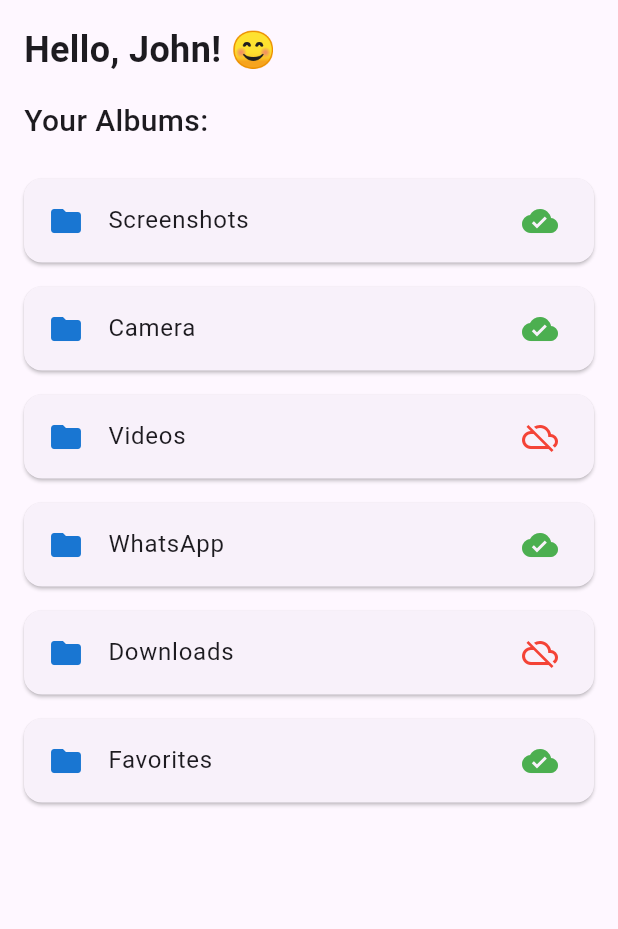
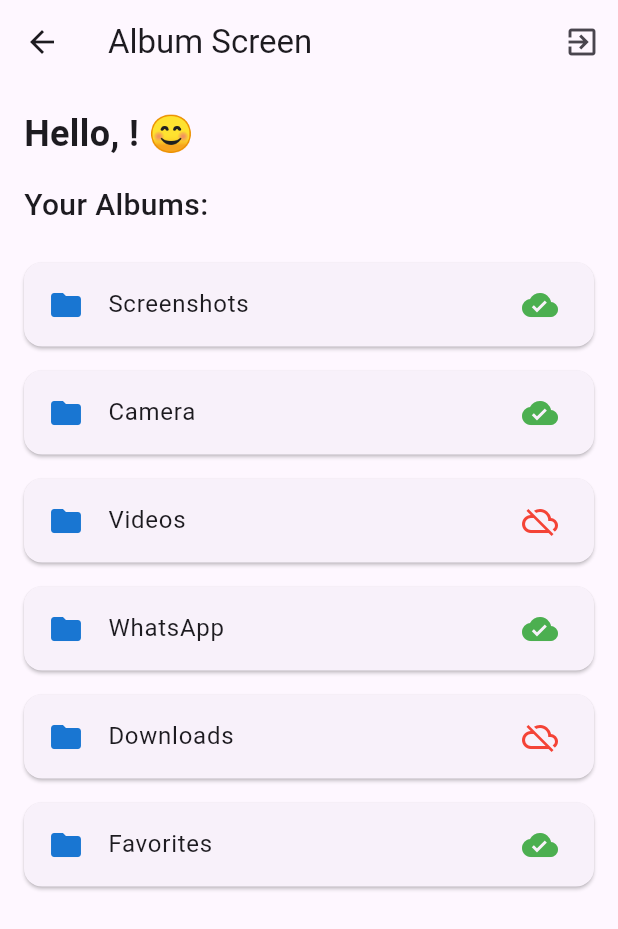
Before and after one commit to joshuawallace25/vividdrivemobileapp, a Flutter app: the AlbumScreen screen opened directly, on a phone screen of 412 x 824 dp. Shown: the top 929 px of the screen. Run offline on Flutter 3.47's test engine with Material 3 defaults, Android fonts, the phone set to English and light mode, and no system bars; our stand-ins replace cloud_firestore, curved_navigation_bar, firebase_auth, firebase_core, get; accounts and stored records are empty.

Commit message:
Album logic

```diff
--- a/lib/main.dart
+++ b/lib/main.dart
@@ -5,7 +5,6 @@ import 'package:vividdrive/screens/SplashScreen/splashscreen.dart';
 import 'package:vividdrive/screens/auth/forgetpassword.dart';
 import 'package:vividdrive/screens/auth/loginScreen.dart';
 import 'package:vividdrive/screens/auth/signup_screen.dart';
-import 'package:vividdrive/screens/auth/verification.dart';
 import 'package:firebase_core/firebase_core.dart';
 import 'firebase_options.dart';
 
@@ -34,7 +33,7 @@ class MyApp extends StatelessWidget {
         '/': (context) => const SplashScreen(),
         '/Signup': (context) =>  SignUpScreen(),
         '/nav': (context) => const Navbar(), // Replace with your home screen
-        '/Verifyscreen': (context) => VerificationScreen(),
+        '/login': (context) => LoginScreen(),
       },
     );
   }
--- a/lib/screens/AlbumScreen/albumscreen.dart
+++ b/lib/screens/AlbumScreen/albumscreen.dart
@@ -1,10 +1,34 @@
 import 'package:flutter/material.dart';
+import 'package:firebase_auth/firebase_auth.dart';
+import 'package:cloud_firestore/cloud_firestore.dart';
+import 'package:get/get.dart';
 import 'package:vividdrive/screens/AlbumScreen/AlbumdetailsScreen.dart';
 
 class AlbumScreen extends StatelessWidget {
+  const AlbumScreen({Key? key}) : super(key: key);
 
+  Future<String> _getUserLastName() async {
+    // Get the current user's UID
+    final User? user = FirebaseAuth.instance.currentUser;
 
-  const AlbumScreen({Key? key, }) : super(key: key);
+    if (user != null) {
+      // Fetch user data from Firestore
+      DocumentSnapshot userDoc = await FirebaseFirestore.instance
+          .collection('users')
+          .doc(user.uid)
+          .get();
+
+      if (userDoc.exists) {
+        // Get the full name and extract the last name
+        String fullName = userDoc['fullName'] ?? '';
+        List<String> nameParts = fullName.split(' ');
+        if (nameParts.length > 1) {
+          return nameParts.last; // Return the last name
+        }
+      }
+    }
+    return ''; // Return empty if no data found
+  }
 
   @override
   Widget build(BuildContext context) {
@@ -19,18 +43,42 @@ class AlbumScreen extends StatelessWidget {
     ];
 
     return Scaffold(
-
+      appBar: AppBar(
+        title: const Text('Album Screen'),
+        actions: [
+          IconButton(
+            icon: const Icon(Icons.exit_to_app),
+            onPressed: () async {
+              // Sign out the user when logout button is pressed
+              await FirebaseAuth.instance.signOut();
+              Get.offAllNamed('/login'); // Navigate back to the login screen
+            },
+          ),
+        ],
+      ),
       body: Padding(
         padding: const EdgeInsets.all(16.0),
         child: Column(
           crossAxisAlignment: CrossAxisAlignment.start,
           children: [
-            Text(
-              'Hello, John! 😊',
-              style: const TextStyle(
-                fontSize: 24,
-                fontWeight: FontWeight.bold,
-              ),
+            FutureBuilder<String>(
+              future: _getUserLastName(), // Fetch the last name from Firestore
+              builder: (context, snapshot) {
+                if (snapshot.connectionState == ConnectionState.waiting) {
+                  return const CircularProgressIndicator(); // Show loading until data is fetched
+                } else if (snapshot.hasError) {
+                  return Text('Error: ${snapshot.error}');
+                } else {
+                  // Display the user's last name
+                  return Text(
+                    'Hello, ${snapshot.data}! 😊',
+                    style: const TextStyle(
+                      fontSize: 24,
+                      fontWeight: FontWeight.bold,
+                    ),
+                  );
+                }
+              },
             ),
             const SizedBox(height: 16),
             const Text(
@@ -58,9 +106,8 @@ class AlbumScreen extends StatelessWidget {
                         album['backupEnabled']
                             ? Icons.cloud_done
                             : Icons.cloud_off,
-                        color: album['backupEnabled']
-                            ? Colors.green
-                            : Colors.red,
+                        color:
+                            album['backupEnabled'] ? Colors.green : Colors.red,
                       ),
                       onTap: () {
                         // Navigate to album details screen
--- a/lib/screens/SplashScreen/splashscreen.dart
+++ b/lib/screens/SplashScreen/splashscreen.dart
@@ -15,7 +15,7 @@ class _SplashScreenState extends State<SplashScreen> {
 
     // Delay for 3 seconds before navigating to HomeScreen
     Timer(const Duration(seconds: 3), () {
-      Navigator.of(context).pushReplacementNamed('/Signup');
+      Navigator.of(context).pushReplacementNamed('/login');
     });
   }
 
--- a/lib/screens/auth/signup_screen.dart
+++ b/lib/screens/auth/signup_screen.dart
@@ -3,7 +3,6 @@ import 'package:get/get.dart';
 import 'package:vividdrive/controller/signup_controller.dart';
 import 'package:vividdrive/screens/auth/widget/curvedpainter.dart';
 
-import 'package:vividdrive/screens/auth/widget/custom_button.dart';
 import 'package:vividdrive/screens/auth/widget/textfield.dart';
 
 
```
Also changed, not shown: lib/controller/logincontroller.dart (added, +36 -0 lines), lib/screens/auth/loginScreen.dart (+43 -83 lines).
